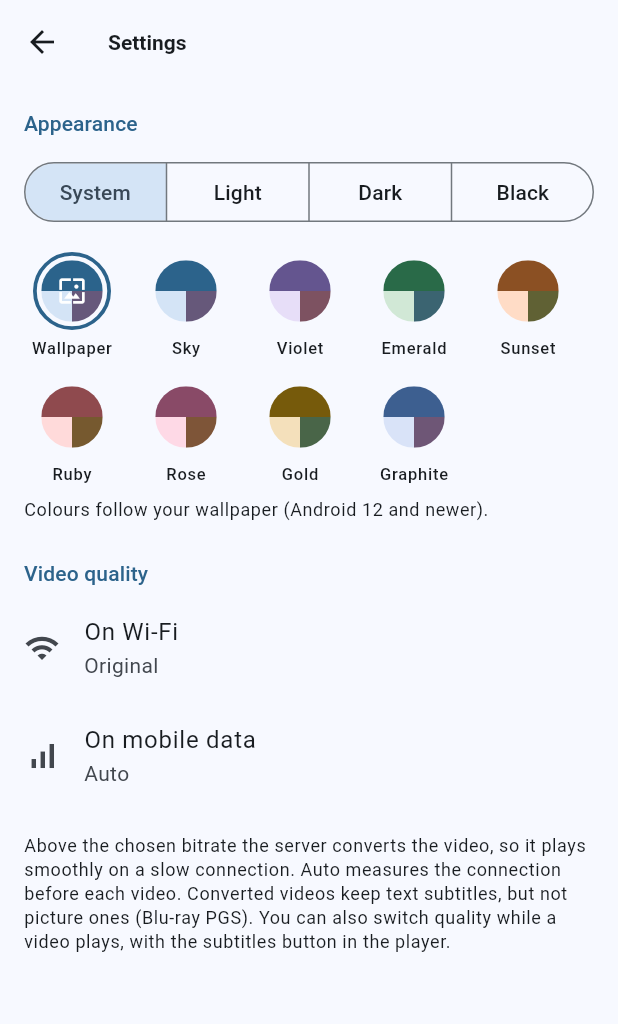
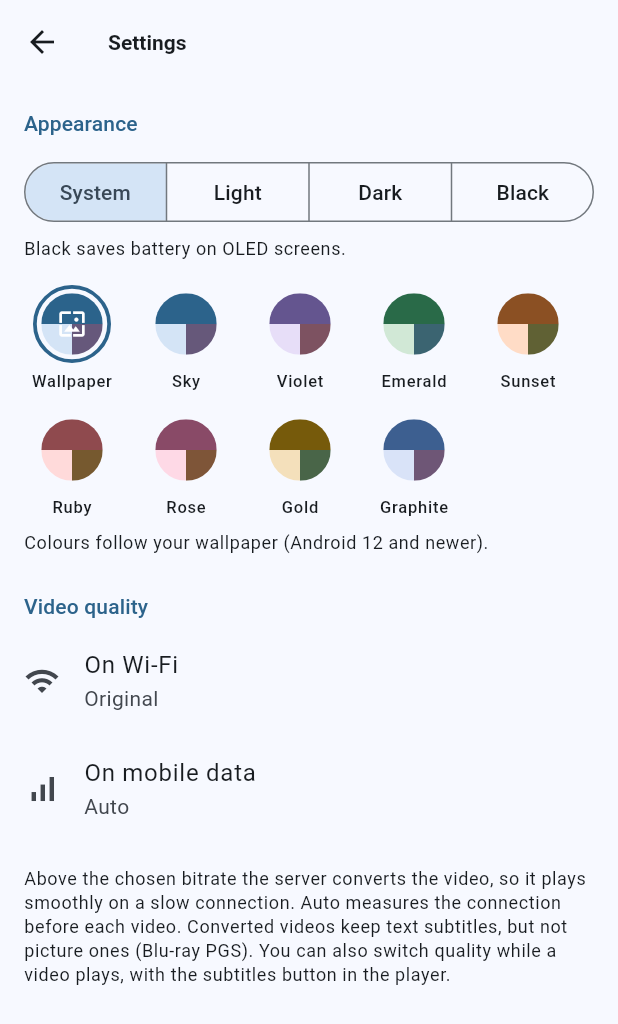
Before and after one commit to 3dengineering01-star/Homeplayer, a Flutter app: the screen it shows after launch, after a tap on the "settings" icon, on a phone screen of 412 x 824 dp. Shown: the top 1024 px of the screen. Run offline on Flutter 3.47's test engine with Material 3 defaults, Android fonts, the phone set to English and light mode, and no system bars; drawn by our look-alikes of dynamic_color; our stand-ins replace audio_service, connectivity_plus, device_info_plus, flutter_secure_storage, shared_preferences; missing offline and left inert: audio_session, background_downloader, media_kit, media_kit_video, photo_manager, screen_brightness and 2 more; statements that could not run were skipped.

```diff
--- a/app/lib/main.dart
+++ b/app/lib/main.dart
@@ -51,11 +51,16 @@ class HomeplayApp extends StatelessWidget {
             theme: look.theme(dark: false, wallpaper: wallpaper),
             darkTheme: look.theme(dark: true, wallpaper: wallpaper),
             themeMode: look.brightness.mode,
-            builder: (context, child) => Column(children: [
-              Expanded(child: child!),
-              MiniPlayer(
-                  onOpen: () => navigatorKey.currentState?.push(MaterialPageRoute(builder: (_) => const PlayerScreen()))),
-            ]),
+            // The theme's background under the mini player too: the window's own showed black there
+            // in the light theme.
+            builder: (context, child) => ColoredBox(
+              color: Theme.of(context).colorScheme.surface,
+              child: Column(children: [
+                Expanded(child: child!),
+                MiniPlayer(
+                    onOpen: () => navigatorKey.currentState?.push(MaterialPageRoute(builder: (_) => const PlayerScreen()))),
+              ]),
+            ),
             home: const AccountsScreen(),
           );
         },
--- a/app/lib/screens/jellyfin_home.dart
+++ b/app/lib/screens/jellyfin_home.dart
@@ -112,7 +112,8 @@ class _JellyfinHomeState extends State<JellyfinHome> with JellyfinActions {
                         client: client,
                         width: 180,
                         image: client.imageUrl(l, height: 240),
-                        title: l.name,
+                        // Jellyfin's library pictures carry the name already.
+                        title: l.hasPrimaryImage ? '' : l.name,
                         subtitle: '',
                         onTap: () => openItem(home.libraries, l),
                       ),
--- a/app/lib/widgets/appearance_picker.dart
+++ b/app/lib/widgets/appearance_picker.dart
@@ -31,6 +31,10 @@ class AppearancePicker extends StatelessWidget {
                   onSelectionChanged: (s) => AppearanceStore.set(look.copyWith(brightness: s.first)),
                 ),
               ),
+              Padding(
+                padding: const EdgeInsets.only(top: 6),
+                child: Text('Black saves battery on OLED screens.', style: theme.textTheme.bodySmall),
+              ),
               const SizedBox(height: 16),
               Wrap(spacing: 12, runSpacing: 12, children: [
                 for (final p in Palette.values)
@@ -42,13 +46,11 @@ class AppearancePicker extends StatelessWidget {
                     onTap: () => AppearanceStore.set(look.copyWith(palette: p)),
                   ),
               ]),
-              const SizedBox(height: 8),
-              Text(
-                look.palette == Palette.wallpaper
-                    ? 'Colours follow your wallpaper (Android 12 and newer).'
-                    : 'Black saves battery on OLED screens.',
-                style: theme.textTheme.bodySmall,
-              ),
+              if (look.palette == Palette.wallpaper)
+                Padding(
+                  padding: const EdgeInsets.only(top: 8),
+                  child: Text('Colours follow your wallpaper (Android 12 and newer).', style: theme.textTheme.bodySmall),
+                ),
             ]),
           );
         },
--- a/app/lib/widgets/media_cards.dart
+++ b/app/lib/widgets/media_cards.dart
@@ -207,10 +207,11 @@ class WideCard extends StatelessWidget {
               ]),
             ),
           ),
-          Padding(
-            padding: const EdgeInsets.fromLTRB(2, 6, 2, 0),
-            child: Text(name, maxLines: 1, overflow: TextOverflow.ellipsis, style: theme.textTheme.titleSmall),
-          ),
+          if (name.isNotEmpty)
+            Padding(
+              padding: const EdgeInsets.fromLTRB(2, 6, 2, 0),
+              child: Text(name, maxLines: 1, overflow: TextOverflow.ellipsis, style: theme.textTheme.titleSmall),
+            ),
           if (sub != null && sub.isNotEmpty)
             Padding(
               padding: const EdgeInsets.symmetric(horizontal: 2),
```
